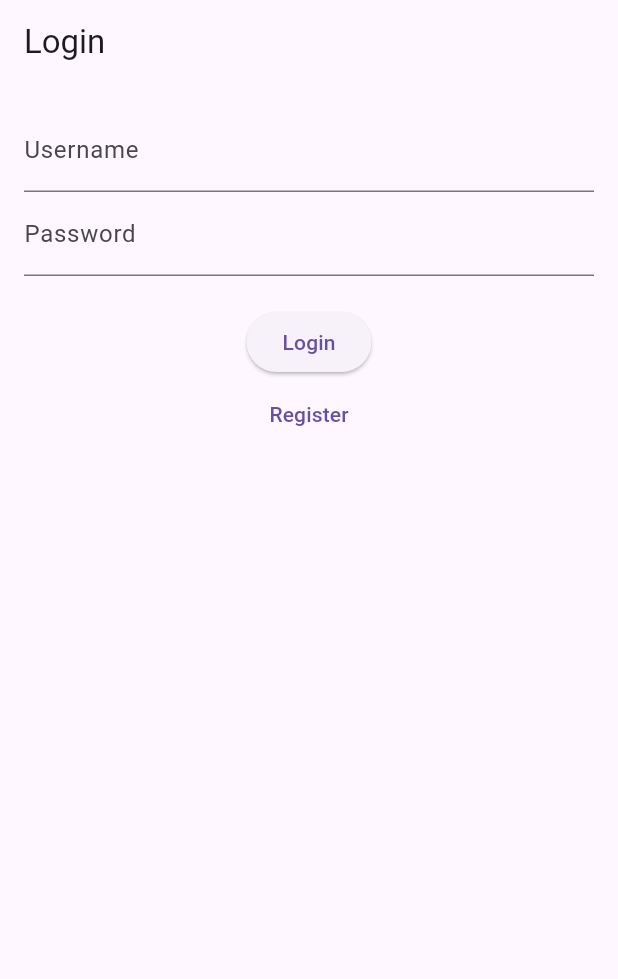
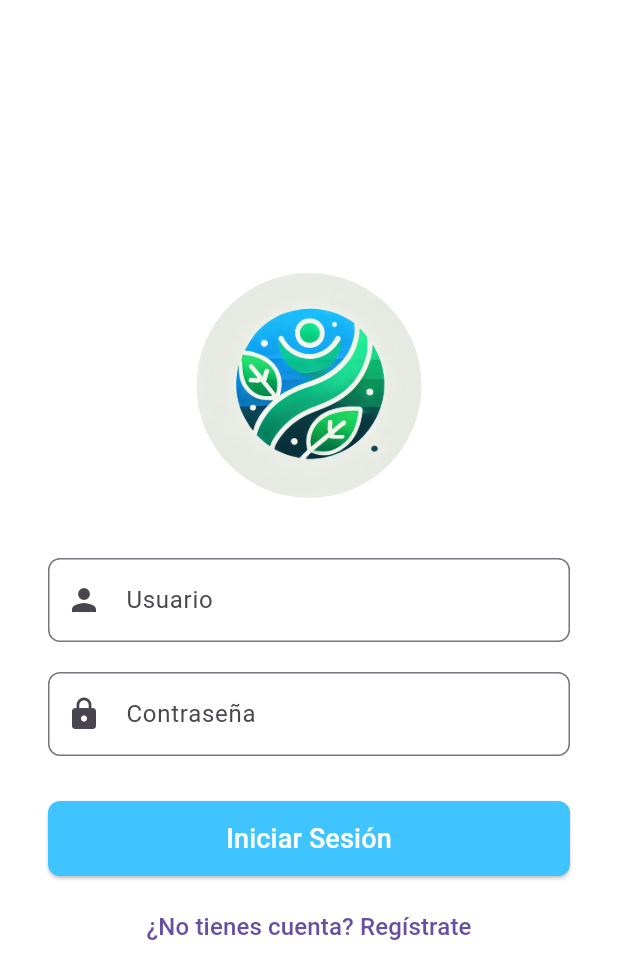
Before and after one commit to MateoGE01/mi-mejor-ser, a Flutter app: the screen it shows after launch, on a phone screen of 412 x 824 dp. Shown: the top 979 px of the screen. Run offline on Flutter 3.47's test engine with Material 3 defaults, Android fonts, the phone set to English and light mode, and no system bars; our stand-ins replace cloud_firestore, connectivity_plus, firebase_core, flutter_slidable, get, hive and 1 more; accounts and stored records are empty.

Commit message:
Agregar método para actualizar usuario en el repositorio y ajustar el uso de DateTime en los controladores de hábitos y Implementacion del diseño del login y del registro

```diff
--- a/lib/domain/models/user.dart
+++ b/lib/domain/models/user.dart
@@ -89,7 +89,7 @@ class Habit extends HiveObject {
       'timesPerDay': timesPerDay,
       'currentCount': currentCount,
       'frequency': frequency,
-      'startDate': startDate?.toIso8601String(),
+      'startDate': startDate?.toIso8601String(), // Correcto uso de ISO 8601
     };
   }
 
--- a/lib/domain/repositories/user_repository.dart
+++ b/lib/domain/repositories/user_repository.dart
@@ -3,4 +3,5 @@ import 'package:mi_mejor_ser/domain/models/user.dart';
 abstract class UserRepository {
   Future<void> registerUser(User user);
   Future<User?> loginUser(String username, String password);
+  Future<void> updateUser(User user);
 }
--- a/lib/main.dart
+++ b/lib/main.dart
@@ -4,6 +4,7 @@ import 'package:hive_flutter/hive_flutter.dart';
 import 'package:mi_mejor_ser/data/services/hive_config.dart';
 import 'package:mi_mejor_ser/domain/models/pending_operation.dart';
 import 'package:mi_mejor_ser/domain/models/user.dart';
+import 'package:mi_mejor_ser/domain/repositories/user_repository.dart';
 import 'package:mi_mejor_ser/domain/use_case/user_usecases.dart';
 import 'package:mi_mejor_ser/presentation/controllers/user_controller.dart';
 import 'package:mi_mejor_ser/presentation/pages/login_page.dart';
@@ -34,6 +35,9 @@ void main() async {
   final userRepository = UserRepositoryImpl(userBox, pendingOperationsBox); // Actualizado
   final registerUser = RegisterUser(userRepository);
   final loginUser = LoginUser(userRepository);
+
+  // Registrar UserRepository en GetX
+  Get.put<UserRepository>(userRepository);
 
   // Sincronizar datos al iniciar
   await userRepository.synchronizeData();
--- a/lib/presentation/pages/login_page.dart
+++ b/lib/presentation/pages/login_page.dart
@@ -1,21 +1,33 @@
 import 'package:flutter/material.dart';
-import 'package:get/get.dart';
+import 'package:get/get.dart'; // Asegúrate de importar Get si lo estás usando
+// Importa tu controlador de usuario
 import 'package:mi_mejor_ser/presentation/controllers/user_controller.dart';
 import 'package:mi_mejor_ser/presentation/pages/habit_page.dart';
 
-class LoginPage extends StatelessWidget {
-  final TextEditingController usernameController = TextEditingController();
-  final TextEditingController passwordController = TextEditingController();
-  final UserController userController = Get.find();
+class LoginPage extends StatefulWidget {
+  @override
+  _LoginPageState createState() => _LoginPageState();
+}
 
-  LoginPage({Key? key}) : super(key: key);
+class _LoginPageState extends State<LoginPage> {
+  final usernameController = TextEditingController();
+  final passwordController = TextEditingController();
+
+  final userController = Get.find<UserController>(); // Asumiendo que estás usando GetX
+
+  @override
+  void dispose() {
+    usernameController.dispose();
+    passwordController.dispose();
+    super.dispose();
+  }
 
   void _loginUser(BuildContext context) async {
-    final username = usernameController.text.trim();
-    final password = passwordController.text.trim();
+    String username = usernameController.text;
+    String password = passwordController.text;
 
     if (username.isEmpty || password.isEmpty) {
-      Get.snackbar('Error', 'Username and password cannot be empty');
+      Get.snackbar('Error', 'Por favor, ingresa tu usuario y contraseña');
       return;
     }
 
@@ -26,43 +38,90 @@ class LoginPage extends StatelessWidget {
           MaterialPageRoute(builder: (context) => HabitPage(user: user)),
         );
       } else {
-        Get.snackbar('Error', 'Invalid username or password');
+        Get.snackbar('Error', 'Usuario o contraseña inválidos');
       }
     } catch (e) {
-      Get.snackbar('Error', 'Failed to login: $e');
+      Get.snackbar('Error', 'Error al iniciar sesión: $e');
     }
   }
 
   @override
   Widget build(BuildContext context) {
     return Scaffold(
-        appBar: AppBar(title: Text('Login')),
-        body: Padding(
-          padding: const EdgeInsets.all(16.0),
+      backgroundColor: Colors.white, // Color de fondo
+      body: Center(
+        child: SingleChildScrollView(
+          padding: const EdgeInsets.symmetric(horizontal: 32.0),
           child: Column(
             children: [
+              // Logo o imagen
+              SizedBox(
+                height: 150,
+                width: 150,
+                child: ClipOval(
+                  child: Image.asset(
+                    'lib/presentation/assets/images/Mi_Mejor_Ser_Logo.png',
+                    fit: BoxFit.cover,
+                  ),
+                ),
+              ),
+              SizedBox(height: 40),
+              // Campo de usuario
               TextField(
                 controller: usernameController,
-                decoration: InputDecoration(labelText: 'Username'),
+                decoration: InputDecoration(
+                  labelText: 'Usuario',
+                  border: OutlineInputBorder(
+                    borderRadius: BorderRadius.circular(8.0),
+                  ),
+                  prefixIcon: Icon(Icons.person),
+                ),
               ),
+              SizedBox(height: 20),
+              // Campo de contraseña
               TextField(
                 controller: passwordController,
-                decoration: InputDecoration(labelText: 'Password'),
+                decoration: InputDecoration(
+                  labelText: 'Contraseña',
+                  border: OutlineInputBorder(
+                    borderRadius: BorderRadius.circular(8.0),
+                  ),
+                  prefixIcon: Icon(Icons.lock),
+                ),
                 obscureText: true,
               ),
-              SizedBox(height: 20),
+              SizedBox(height: 30),
+              // Botón de inicio de sesión
               ElevatedButton(
                 onPressed: () => _loginUser(context),
-                child: Text('Login'),
+                style: ElevatedButton.styleFrom(
+                  minimumSize: Size(double.infinity, 50),
+                  backgroundColor: Colors.lightBlueAccent,
+                  foregroundColor: Colors.white,
+                  shape: RoundedRectangleBorder(
+                    borderRadius: BorderRadius.circular(8.0),
+                  ),
+                ),
+                child: Text(
+                  'Iniciar Sesión',
+                  style: TextStyle(fontSize: 18),
+                ),
               ),
+              SizedBox(height: 10),
+              // Botón de registro
               TextButton(
                 onPressed: () {
                   Navigator.of(context).pushNamed('/register');
                 },
-                child: Text('Register'),
+                child: Text(
+                  '¿No tienes cuenta? Regístrate',
+                  style: TextStyle(fontSize: 16),
+                ),
               ),
             ],
           ),
-        ));
+        ),
+      ),
+    );
   }
 }
--- a/pubspec.yaml
+++ b/pubspec.yaml
@@ -75,6 +75,7 @@ flutter:
     - lib/presentation/assets/images/Raven.png
     - lib/presentation/assets/images/Slytherin.png
     - lib/presentation/assets/images/vacaPatineta.jpg
+    - lib/presentation/assets/images/Mi_Mejor_Ser_Logo.png
 
 
   # An image asset can refer to one or more resolution-specific "variants", see
```
Also changed, not shown: lib/data/repositories/user_repository_impl.dart (+12 -0 lines), lib/presentation/controllers/completed_habits.dart (+9 -5 lines), lib/presentation/controllers/list_habits.dart (+16 -15 lines), lib/presentation/pages/habit_page.dart (+10 -12 lines), lib/presentation/pages/register_page.dart (+80 -18 lines), lib/presentation/assets/images/Mi_Mejor_Ser_Logo.png (added).
